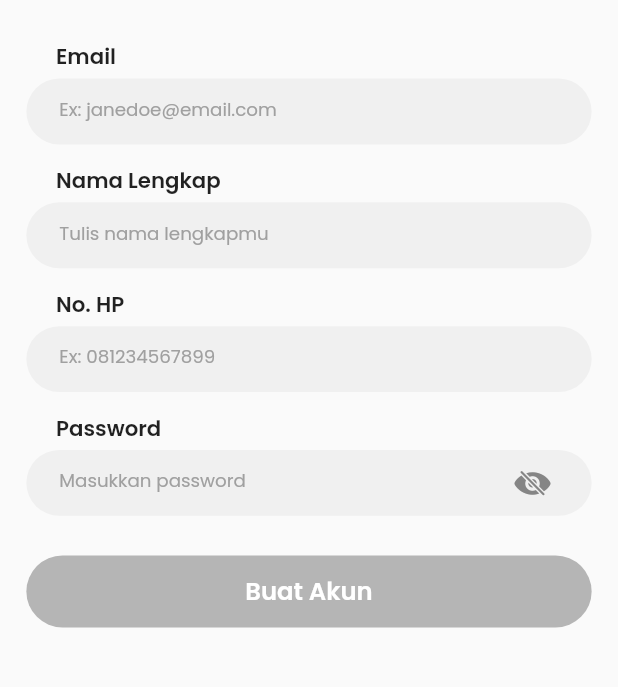
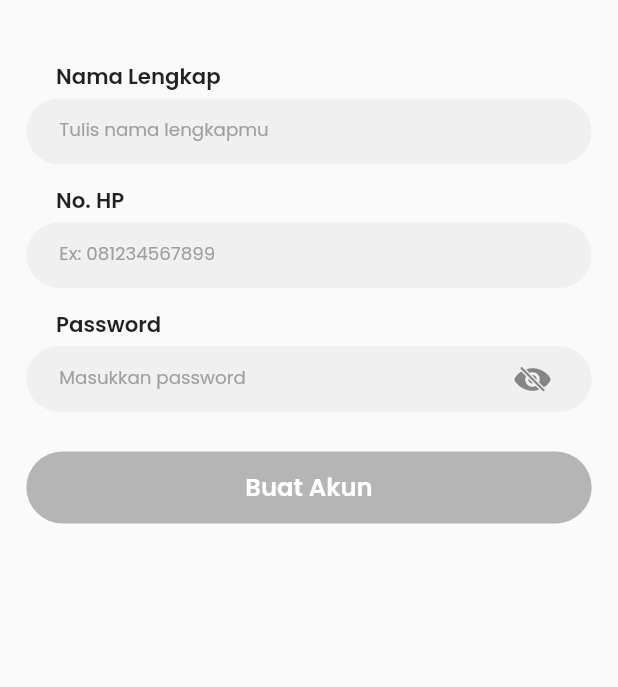
Before and after one commit to juragancode/sample, a Flutter app: the DaftarView screen opened by its route, on a phone screen of 412 x 824 dp, the part 60-747 px from its top. Run offline on Flutter 3.47's test engine with Material 2 defaults, Android fonts, the phone set to English and light mode, and no system bars; our stand-ins replace flutter_screenutil, flutter_svg, get, get_storage, permission_handler, pin_code_fields; missing offline and left inert: text_divider; accounts and stored records are empty.

Commit message:
fix beberapa bug - email di verivikasi otp berubah ketika balik halaman dan email di ganti, terjemahkan halaman verivikasi daftar

```diff
--- a/lib/app/modules/daftar/views/daftar_view.dart
+++ b/lib/app/modules/daftar/views/daftar_view.dart
@@ -3,11 +3,14 @@ import 'dart:async';
 import 'package:flutter/cupertino.dart';
 import 'package:flutter/material.dart';
 import 'package:flutter_screenutil/flutter_screenutil.dart';
+import 'package:g_a_s_app_rekadigi/app/modules/register/controllers/register_controller.dart';
 import 'package:g_a_s_app_rekadigi/app/routes/app_pages.dart';
 import 'package:g_a_s_app_rekadigi/app/widgets/splashAccountBerhasilDibuat.dart';
 import 'package:get/get.dart';
 
 import '../controllers/daftar_controller.dart';
+
+final RegisterController email = Get.put(RegisterController());
 
 class DaftarView extends GetView<DaftarController> {
   @override
@@ -51,51 +54,62 @@ class DaftarView extends GetView<DaftarController> {
             mainAxisAlignment: MainAxisAlignment.center,
             children: [
               SizedBox(height: 10.w),
-              Row(
-                children: [
-                  SizedBox(width: 34.w),
-                  Text(
-                    "Email",
-                    style: TextStyle(
-                      fontSize: 14.sp,
-                      fontFamily: 'Poppins',
-                      fontWeight: FontWeight.w600,
-                    ),
-                  ),
-                ],
-              ),
-              SizedBox(height: 4.w),
-              Container(
-                height: 40.w,
-                margin: EdgeInsets.symmetric(horizontal: 16.w),
-                decoration: BoxDecoration(
-                  borderRadius: BorderRadius.circular(32.sp),
-                  color: Color(0xFFF0F0F0),
-                ),
-                child: TextField(
-                  onChanged: (value) {
-                    controller.checkEmailValidity();
-                    controller.email.value = value;
-                  },
-                  focusNode: controller.emailDaftarFN,
-                  controller: controller.emailDaftarC,
-                  textInputAction: TextInputAction.next,
-                  keyboardType: TextInputType.emailAddress,
-                  autocorrect: false,
-                  decoration: InputDecoration(
-                    border: InputBorder.none,
-                    hintText: 'Ex: janedoe@email.com',
-                    contentPadding:
-                        EdgeInsets.symmetric(horizontal: 20.w, vertical: 16.w),
-                    hintStyle: TextStyle(
-                      fontSize: 12.sp,
-                      fontFamily: 'Poppins',
-                      fontWeight: FontWeight.w400,
-                      color: Color(0xFFA0A0A0),
-                    ),
-                  ),
-                ),
-              ),
+
+              // Email
+              //
+
+              // Row(
+              //   children: [
+              //     SizedBox(width: 34.w),
+              //     Text(
+              //       "Email",
+              //       style: TextStyle(
+              //         fontSize: 14.sp,
+              //         fontFamily: 'Poppins',
+              //         fontWeight: FontWeight.w600,
+              //       ),
+              //     ),
+              //   ],
+              // ),
+              // SizedBox(height: 4.w),
+              // Container(
+              //   height: 40.w,
+              //   margin: EdgeInsets.symmetric(horizontal: 16.w),
+              //   decoration: BoxDecoration(
+              //     borderRadius: BorderRadius.circular(32.sp),
+              //     color: Color(0xFFF0F0F0),
+              //   ),
+              //   child: TextField(
+              //     onChanged: (value) {
+              //       controller.checkEmailValidity();
+              //       controller.email.value = value;
+              //     },
+              //     style: TextStyle(
+              //       fontSize: 12.sp,
+              //       fontWeight: FontWeight.w400,
+              //       color: Color(0xFF333333),
+              //     ),
+              //     enabled: false,
+              //     focusNode: controller.emailDaftarFN,
+              //     controller: email.emailDaftarC,
+              //     textInputAction: TextInputAction.next,
+              //     keyboardType: TextInputType.emailAddress,
+              //     autocorrect: false,
+              //     decoration: InputDecoration(
+              //       border: InputBorder.none,
+              //       hintText: 'Ex: janedoe@email.com',
+              //       contentPadding:
+              //           EdgeInsets.symmetric(horizontal: 20.w, vertical: 13.w),
+              //       hintStyle: TextStyle(
+              //         fontSize: 12.sp,
+              //         fontFamily: 'Poppins',
+              //         fontWeight: FontWeight.w400,
+              //         color: Color(0xFFA0A0A0),
+              //       ),
+              //     ),
+              //   ),
+              // ),
+
               SizedBox(height: 12.w),
               Row(
                 children: [
@@ -122,6 +136,11 @@ class DaftarView extends GetView<DaftarController> {
                   onChanged: (value) {
                     controller.buttonDaftarActive();
                   },
+                  style: TextStyle(
+                    fontSize: 12.sp,
+                    fontWeight: FontWeight.w400,
+                    color: Color(0xFF333333),
+                  ),
                   focusNode: controller.namaDaftarFN,
                   controller: controller.namaDaftarC,
                   textInputAction: TextInputAction.next,
@@ -131,7 +150,7 @@ class DaftarView extends GetView<DaftarController> {
                     border: InputBorder.none,
                     hintText: 'Tulis nama lengkapmu',
                     contentPadding:
-                        EdgeInsets.symmetric(horizontal: 20.w, vertical: 16.w),
+                        EdgeInsets.symmetric(horizontal: 20.w, vertical: 13.w),
                     hintStyle: TextStyle(
                       fontSize: 12.sp,
                       fontFamily: 'Poppins',
@@ -168,6 +187,11 @@ class DaftarView extends GetView<DaftarController> {
                     controller.buttonDaftarActive();
                     controller.cekNomorHP();
                   },
+                  style: TextStyle(
+                    fontSize: 12.sp,
+                    fontWeight: FontWeight.w400,
+                    color: Color(0xFF333333),
+                  ),
                   focusNode: controller.noHpDaftarFN,
                   controller: controller.noHpDaftarC,
                   textInputAction: TextInputAction.next,
@@ -178,7 +202,7 @@ class DaftarView extends GetView<DaftarController> {
                     border: InputBorder.none,
                     hintText: 'Ex: 081234567899',
                     contentPadding:
-                        EdgeInsets.symmetric(horizontal: 20.w, vertical: 16.w),
+                        EdgeInsets.symmetric(horizontal: 20.w, vertical: 13.w),
                     hintStyle: TextStyle(
                       fontSize: 12.sp,
                       fontFamily: 'Poppins',
@@ -215,6 +239,11 @@ class DaftarView extends GetView<DaftarController> {
                     onChanged: (value) {
                       controller.buttonDaftarActive();
                     },
+                    style: TextStyle(
+                      fontSize: 12.sp,
+                      fontWeight: FontWeight.w400,
+                      color: Color(0xFF333333),
+                    ),
                     focusNode: controller.passDaftarFN,
                     controller: controller.passDaftarC,
                     textInputAction: TextInputAction.done,
@@ -226,7 +255,7 @@ class DaftarView extends GetView<DaftarController> {
                       border: InputBorder.none,
                       hintText: 'Masukkan password',
                       contentPadding: EdgeInsets.symmetric(
-                          horizontal: 20.w, vertical: 16.w),
+                          horizontal: 20.w, vertical: 13.w),
                       hintStyle: TextStyle(
                         fontSize: 12.sp,
                         fontFamily: 'Poppins',
@@ -259,7 +288,10 @@ class DaftarView extends GetView<DaftarController> {
                   () => DecoratedBox(
                     decoration: BoxDecoration(
                       gradient: LinearGradient(
-                        colors: controller.isValid &&
+                        colors:
+
+                            // controller.isValid &&
+
                             controller.buttonDaftar.isTrue &&
                                     controller.isNoHpValid.value
                                 ? [
@@ -277,7 +309,10 @@ class DaftarView extends GetView<DaftarController> {
                     ),
                     child: ElevatedButton(
                       style: ElevatedButton.styleFrom(
-                        splashFactory: controller.isValid &&
+                        splashFactory:
+
+                            // controller.isValid &&
+
                             controller.buttonDaftar.isTrue &&
                                     controller.isNoHpValid.value
                                 ? InkSplash.splashFactory
@@ -294,7 +329,10 @@ class DaftarView extends GetView<DaftarController> {
                         ),
                         fixedSize: Size(343.w, 42.w),
                       ),
-                      onPressed: controller.isValid &&
+                      onPressed:
+
+                          // controller.isValid &&
+
                           controller.buttonDaftar.isTrue &&
                                   controller.isNoHpValid.value
                               ? () {
@@ -304,7 +342,8 @@ class DaftarView extends GetView<DaftarController> {
                                   Timer(
                                     Duration(milliseconds: 3000),
                                     () {
-                                  Get.offAllNamed(Routes.IZINKAN_AKSES_LOKASI);
+                                      Get.offAllNamed(
+                                          Routes.IZINKAN_AKSES_LOKASI);
                                     },
                                   );
                                 }
```
Also changed, not shown: lib/app/modules/register/views/register_view.dart (+12 -2 lines), lib/app/modules/verifikasiDaftar/views/verifikasi_daftar_view.dart (+17 -10 lines), lib/app/modules/verifikasiLupaPassword/views/verifikasi_lupa_password_view.dart (+9 -3 lines). Lines whose indentation alone changed are shown as unchanged.
